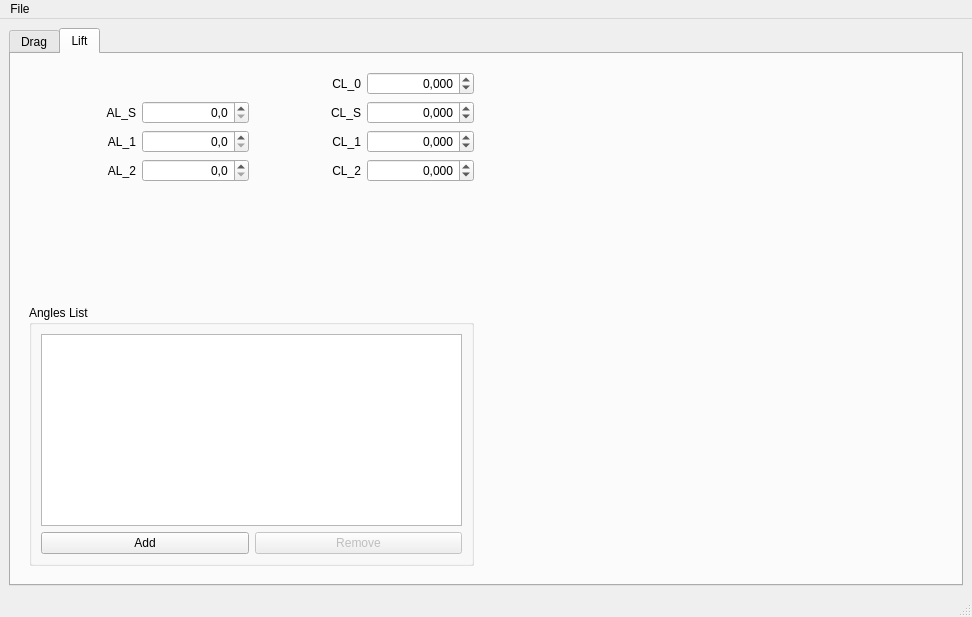
First picture: the form in mscsim-aero/src/gui/MainWindow.ui, repository marek-cel/mscsim-tools, before the edit.
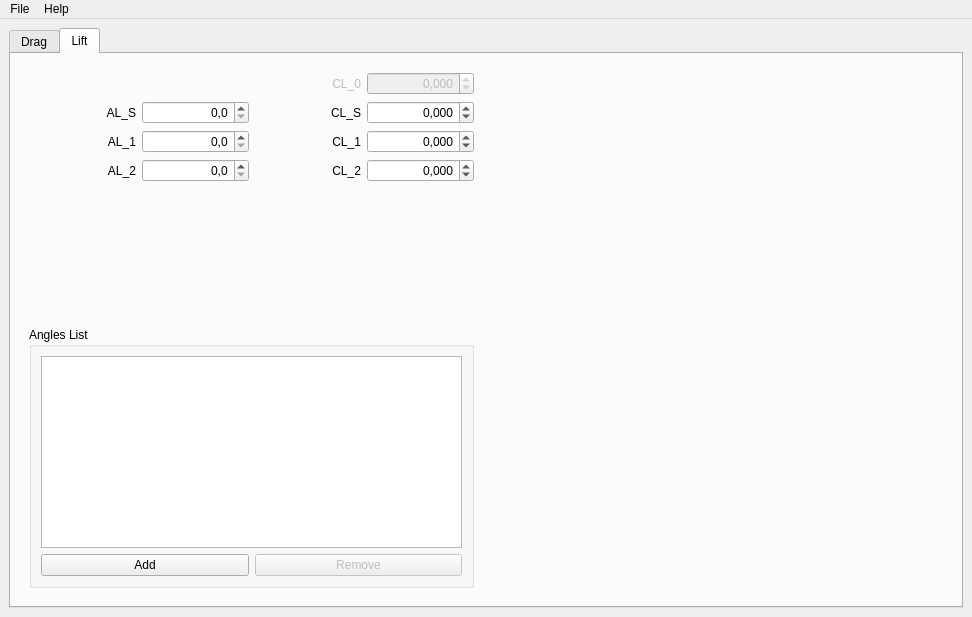
Second picture: the form after the edit. The open tabs and pages were chosen to show the change. Custom widgets are drawn as their Qt base class.

Commit message: mscsim-aero - about and help, minor changes

```diff
--- a/mscsim-aero/src/gui/MainWindow.ui
+++ b/mscsim-aero/src/gui/MainWindow.ui
@@ -339,7 +339,10 @@
          <widget class="QWidget" name="widgetLift" native="true">
           <layout class="QGridLayout" name="gridLayout_6">
            <item row="1" column="2">
-            <widget class="QLabel" name="label">
+            <widget class="QLabel" name="labelCL_0">
+             <property name="enabled">
+              <bool>false</bool>
+             </property>
              <property name="text">
               <string>CL_0</string>
              </property>
@@ -525,6 +528,9 @@
            </item>
            <item row="1" column="3">
             <widget class="QDoubleSpinBox" name="spinBoxCL_0">
+             <property name="enabled">
+              <bool>false</bool>
+             </property>
              <property name="alignment">
               <set>Qt::AlignRight|Qt::AlignTrailing|Qt::AlignVCenter</set>
              </property>
@@ -612,9 +618,16 @@
     <addaction name="separator"/>
     <addaction name="actionExit"/>
    </widget>
+   <widget class="QMenu" name="menuHelp">
+    <property name="title">
+     <string>Help</string>
+    </property>
+    <addaction name="actionAbout"/>
+    <addaction name="actionShowNASATM102267"/>
+   </widget>
    <addaction name="menuFile"/>
+   <addaction name="menuHelp"/>
   </widget>
-  <widget class="QStatusBar" name="statusBar"/>
   <action name="actionNew">
    <property name="text">
     <string>New</string>
```
Left out of the diff: 26 changed lines with no effect on the pictures. The commit also changes 7 other files.
